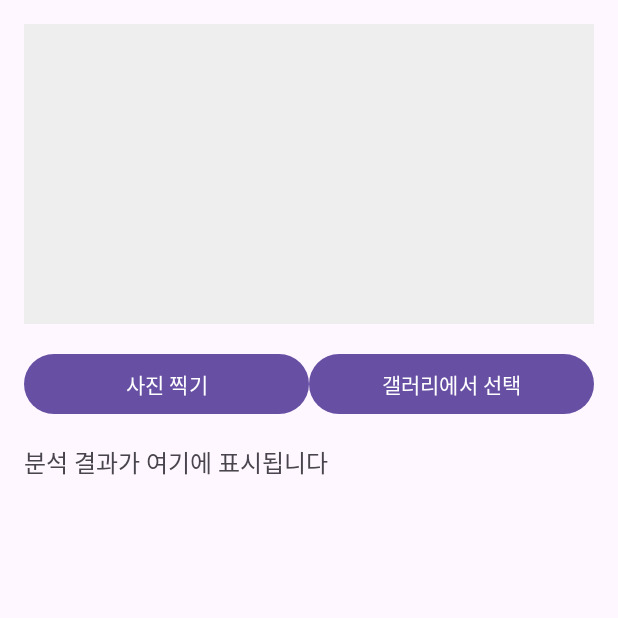
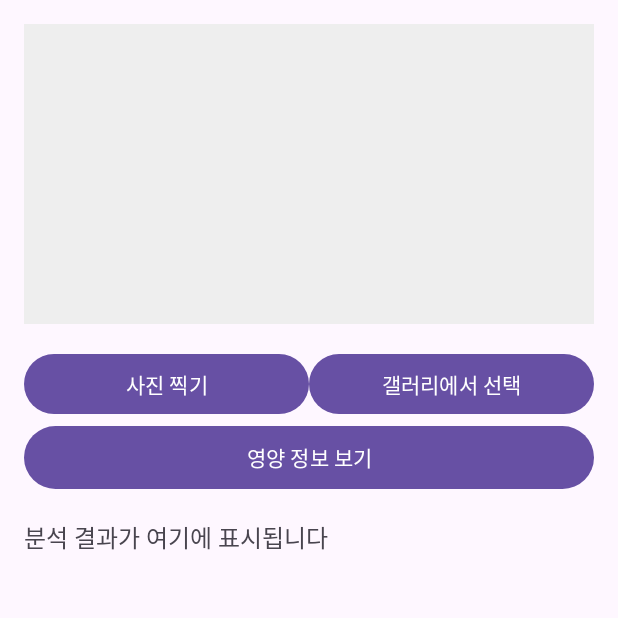
Before and after one commit to Kims-recipe/REcipe2, an Android app: the FoodDetectActivity screen opened directly, with no data from a screen before it, on a phone screen of 412 x 824 dp, the top half of it. Run offline under Robolectric (Android 15) with nearby library versions, the phone set to English and light mode, and no system bars; libraries missing offline, so code that uses them is left out: com.github.dhaval2404.imagepicker, com.google.mlkit.vision.

Commit message:
add: Imagelabelling

```diff
--- a/app/build.gradle.kts
+++ b/app/build.gradle.kts
@@ -76,6 +76,7 @@ dependencies {
     // 코루틴
     implementation("org.jetbrains.kotlinx:kotlinx-coroutines-android:1.8.1")
 
+
     // 테스트
     testImplementation("junit:junit:4.13.2")
     androidTestImplementation("androidx.test.ext:junit:1.1.5")
--- a/app/src/main/res/layout/activity_food_detect.xml
+++ b/app/src/main/res/layout/activity_food_detect.xml
@@ -14,20 +14,12 @@
       android:background="#EEEEEE"
       android:contentDescription="Food Image" />
 
-  <Button
-      android:id="@+id/nutrientButton"
-      android:layout_width="wrap_content"
-      android:layout_height="wrap_content"
-      android:text="영양 정보 보기"
-      android:visibility="gone" />
-
   <LinearLayout
       android:layout_width="match_parent"
       android:layout_height="wrap_content"
       android:orientation="horizontal"
       android:weightSum="2"
       android:layout_marginTop="16dp">
-
 
     <Button
         android:id="@+id/cameraButton"
@@ -44,6 +36,12 @@
         android:text="갤러리에서 선택" />
   </LinearLayout>
 
+  <Button
+      android:id="@+id/nutrientButton"
+      android:layout_width="match_parent"
+      android:layout_height="50dp"
+      android:text="영양 정보 보기" />
+
   <TextView
       android:id="@+id/resultText"
       android:layout_width="match_parent"
```
